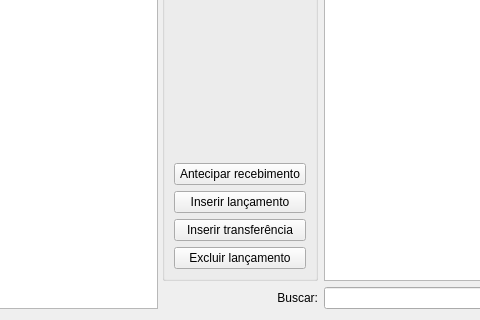
Qt form ui/widgetfinanceirocontas.ui (darktorres/ERP-STACCATO) before a commit; both pictures show x 202 to 682 and y 705 to 1025 of the 944 by 1025 pixel window.
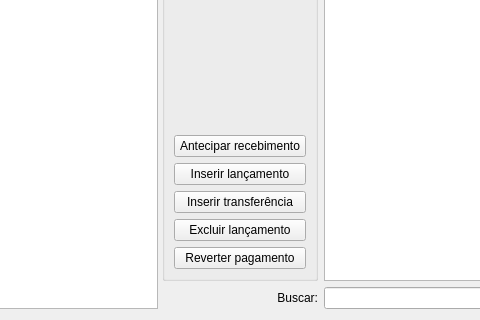
The same form after that commit. Custom widgets are drawn as their Qt base class.

Commit message: Opção de reverter pagamento

What changed in the file:
```diff
--- a/ui/widgetfinanceirocontas.ui
+++ b/ui/widgetfinanceirocontas.ui
@@ -281,6 +281,16 @@
             </property>
            </spacer>
           </item>
+          <item row="16" column="0">
+           <widget class="QPushButton" name="pushButtonReverterPagamento">
+            <property name="enabled">
+             <bool>true</bool>
+            </property>
+            <property name="text">
+             <string>Reverter pagamento</string>
+            </property>
+           </widget>
+          </item>
          </layout>
         </widget>
        </item>
@@ -336,16 +346,16 @@
   </layout>
  </widget>
  <customwidgets>
-  <customwidget>
-   <class>TableView</class>
-   <extends>QTableView</extends>
-   <header>src/tableview.h</header>
-  </customwidget>
   <customwidget>
    <class>ItemBox</class>
    <extends>QLineEdit</extends>
    <header>src/itembox.h</header>
   </customwidget>
+  <customwidget>
+   <class>TableView</class>
+   <extends>QTableView</extends>
+   <header>src/tableview.h</header>
+  </customwidget>
  </customwidgets>
  <resources/>
  <connections/>
```
The commit also changes 2 other files.
